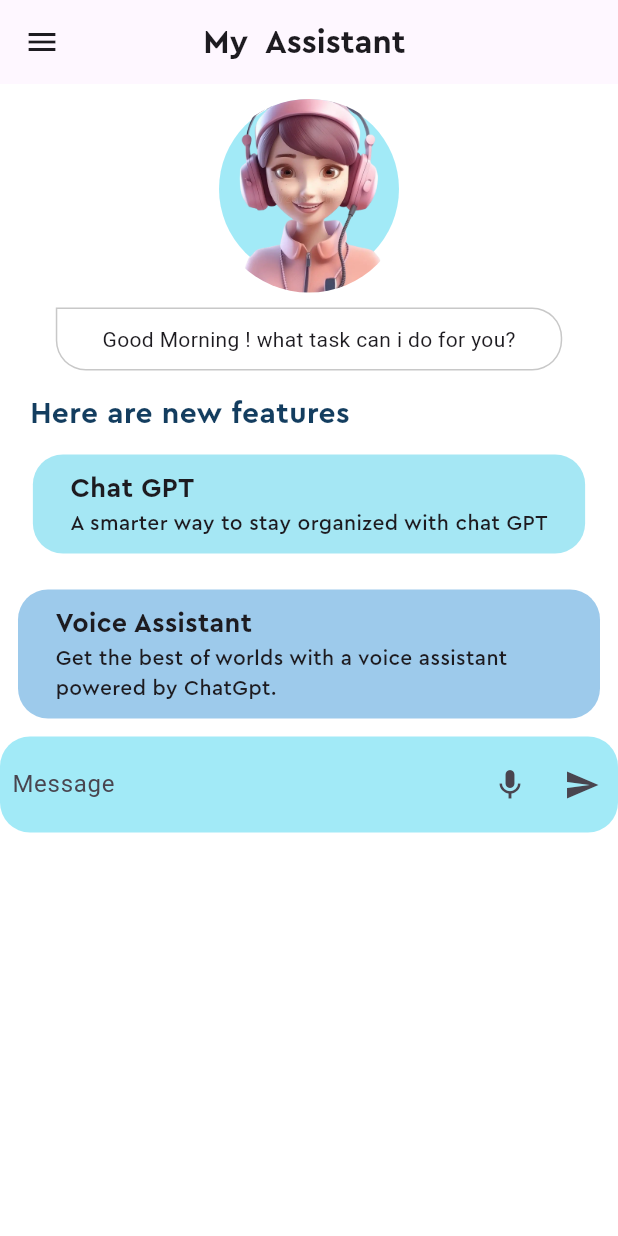
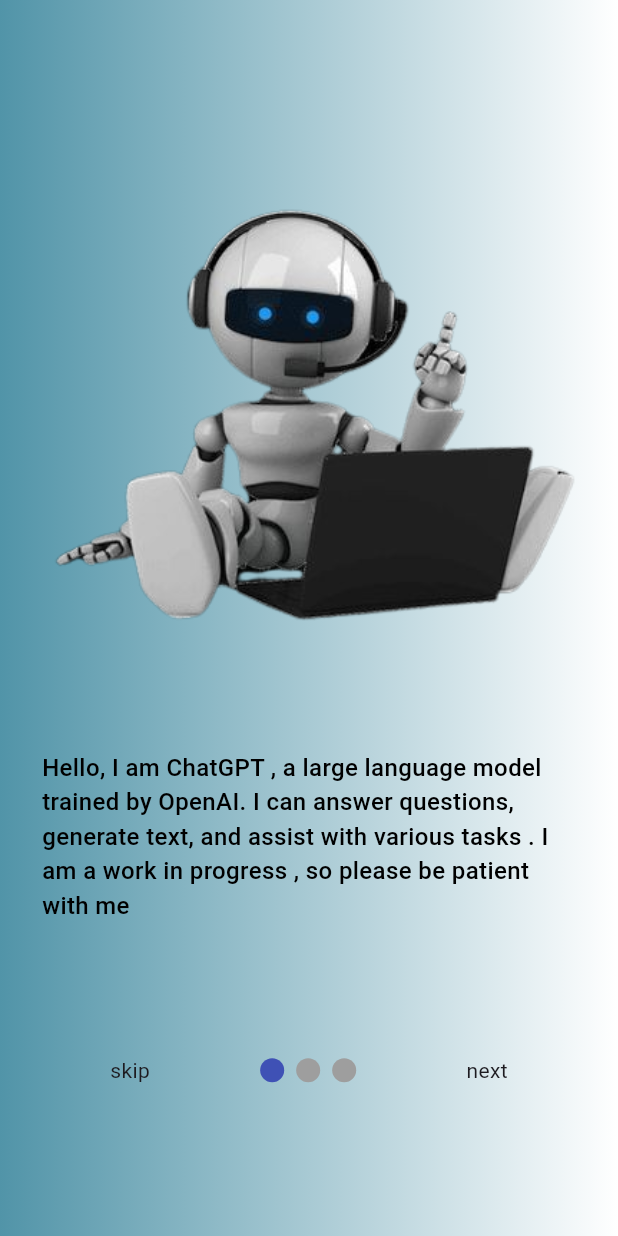
Before and after one commit to sovaamahato/my-Assistant, a Flutter app: the screen it shows after launch, on a phone screen of 412 x 824 dp. Run offline on Flutter 3.47's test engine with Material 3 defaults, Android fonts, the phone set to English and light mode, and no system bars; drawn by our look-alikes of smooth_page_indicator; our stand-ins replace animate_do, lottie, speech_to_text.

```diff
--- a/lib/intro_screens/intro_screen1.dart
+++ b/lib/intro_screens/intro_screen1.dart
@@ -0,0 +1,46 @@
+import 'package:animate_do/animate_do.dart';
+import 'package:flutter/material.dart';
+
+class IntroPage1 extends StatelessWidget {
+  const IntroPage1({super.key});
+
+  @override
+  Widget build(BuildContext context) {
+    return Scaffold(
+
+      //backgroundColor: const Color.fromARGB(255, 199, 235, 246),
+      body: Container(
+        decoration: const BoxDecoration(
+              gradient: LinearGradient(colors: [
+            Color.fromARGB(255, 81, 148, 168),
+            Colors.white,
+          ])),
+        child: Stack(
+          children: [
+            Column(
+              children: [
+                const SizedBox(
+                  height: 50,
+                ),
+                Padding(
+                  padding: const EdgeInsets.only(top: 40, left: 20, right: 10),
+                  child: BounceInDown(child: Image.asset("assets/images/robo.png")),
+                ),
+                const Padding(
+                  padding: EdgeInsets.all(28.0),
+                  child: Text(
+                    "Hello, I am ChatGPT , a large language model trained by OpenAI. I can answer questions, generate text, and assist with various tasks . I am a work in progress , so please be patient with me",
+                    style: TextStyle(
+                        color: Colors.black,
+                        fontSize: 16,
+                        fontWeight: FontWeight.w500),
+                  ),
+                )
+              ],
+            ),
+          ],
+        ),
+      ),
+    );
+  }
+}
--- a/lib/main.dart
+++ b/lib/main.dart
@@ -1,7 +1,6 @@
 import 'package:flutter/material.dart';
 import 'package:my_assistant/pages/splash_screen.dart';
 
-import 'pages/home_page.dart';
 import 'pallete.dart';
 
 void main() {
--- a/lib/pages/onboarding_screen.dart
+++ b/lib/pages/onboarding_screen.dart
@@ -0,0 +1,92 @@
+import 'package:flutter/material.dart';
+import 'package:my_assistant/intro_screens/intro_screen1.dart';
+import 'package:my_assistant/intro_screens/intro_screen2.dart';
+import 'package:my_assistant/intro_screens/intro_screen3.dart';
+import 'package:my_assistant/pages/home_page.dart';
+import 'package:smooth_page_indicator/smooth_page_indicator.dart';
+
+class OnBoardingScreen extends StatefulWidget {
+  const OnBoardingScreen({super.key});
+
+  @override
+  State<OnBoardingScreen> createState() => _OnBoardingScreenState();
+}
+
+class _OnBoardingScreenState extends State<OnBoardingScreen> {
+   //controller to keep track of which page we are on
+  final PageController _controller = PageController();
+
+  //keep track of if we are in the last page or not
+  bool onLastPage = false;
+  @override
+  Widget build(BuildContext context) {
+    return Scaffold(
+      body: Stack(
+        children: [
+          //Creates a scrollable list that works page by page from an explicit [List] of widgets.
+
+          PageView(
+           //  physics: onLastPage ? const NeverScrollableScrollPhysics() : null,
+            controller: _controller,
+            onPageChanged: (index) {
+              setState(() {
+                onLastPage = (index == 2);
+              });
+            },
+            children: const [
+              // Container(
+              //   color: Colors.blue,
+              // ),
+              // Container(
+              //   color: Colors.yellow,
+              // ),
+              // Container(
+              //   color: Colors.green,
+              // ),
+
+              IntroPage1(),
+              IntroPage2(),
+              IntroPage3(),
+
+            ],
+          ),
+
+          //dot indicators
+          Container(
+              alignment: const Alignment(0, 0.75),
+              child: Row(
+                mainAxisAlignment: MainAxisAlignment.spaceEvenly,
+                children: [
+                  //skip
+                  GestureDetector(
+                      onTap: () {
+                        _controller.jumpToPage(2);
+                      },
+                      child: const Text('skip')),
+                  SmoothPageIndicator(controller: _controller, count: 3),
+
+                  //next
+                  onLastPage
+                      ? GestureDetector(
+                          onTap: () {
+                            Navigator.push(context, MaterialPageRoute(
+                              builder: (context) {
+                                return const HomePage();
+                              },
+                            ));
+                          },
+                          child: const Text('Done'))
+                      : GestureDetector(
+                          onTap: () {
+                            _controller.nextPage(
+                                duration: const Duration(milliseconds: 500),
+                                curve: Curves.easeIn);
+                          },
+                          child: const Text('next')),
+                ],
+              )),
+        ],
+      ),
+    );
+  }
+}
--- a/lib/pages/splash_screen.dart
+++ b/lib/pages/splash_screen.dart
@@ -1,6 +1,6 @@
 import 'package:flutter/material.dart';
-import 'package:my_assistant/pages/home_page.dart';
 import 'package:lottie/lottie.dart';
+import 'package:my_assistant/pages/onboarding_screen.dart';
 import 'package:my_assistant/pallete.dart';
 
 
@@ -19,7 +19,7 @@ class _SplashScreenState extends State<SplashScreen> {
     super.initState();
     Future.delayed(const Duration(milliseconds: 2000), () {
       Navigator.pushReplacement(context, MaterialPageRoute(builder: (context) {
-        return const HomePage();
+        return const OnBoardingScreen();
       }));
     });
   }
--- a/pubspec.yaml
+++ b/pubspec.yaml
@@ -35,8 +35,10 @@ dependencies:
   # The following adds the Cupertino Icons font to your application.
   # Use with the CupertinoIcons class for iOS style icons.
   cupertino_icons: ^1.0.2
-
+  animate_do: ^3.1.2
   lottie: ^2.7.0
+  smooth_page_indicator: ^1.1.0
+  speech_to_text: ^6.3.0
 
 dev_dependencies:
   flutter_test:
```
Also changed, not shown: lib/intro_screens/intro_screen2.dart (+36 -0 lines), lib/intro_screens/intro_screen3.dart (+37 -0 lines), lib/pages/home_page.dart (+90 -2 lines), pubspec.lock, 4 other files.
